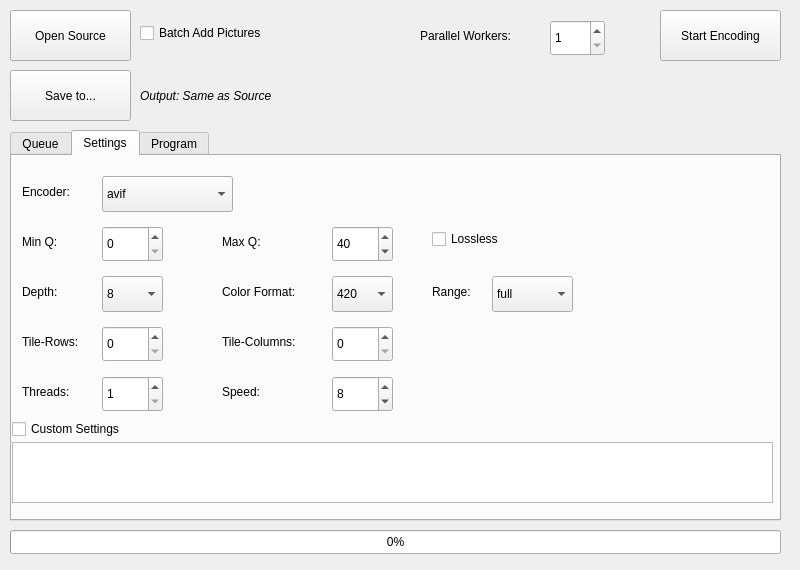
This is MegaPixel-Qt/form.ui in Alkl58/MegaPixel-Qt as Qt 5 draws it before an edit. The edited form follows.
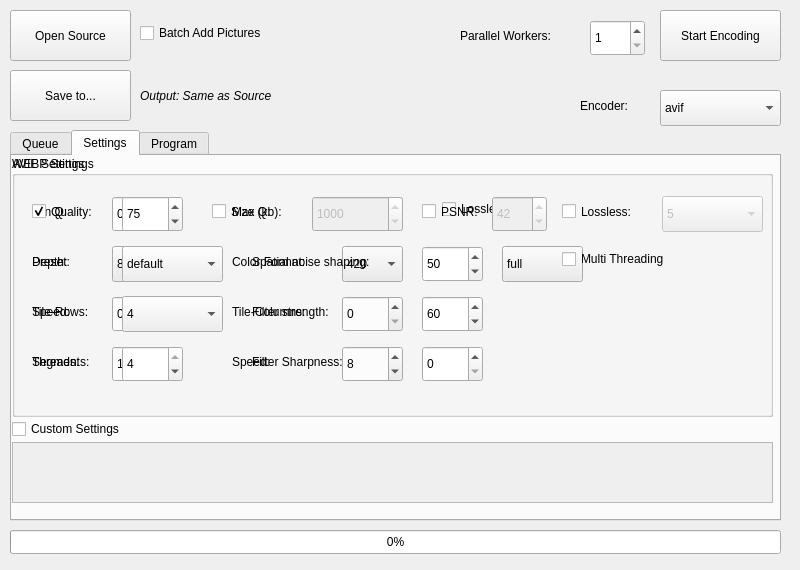
This is the edited form. The open tabs and pages were chosen to show the change.

Patch:
```diff
--- a/MegaPixel-Qt/form.ui
+++ b/MegaPixel-Qt/form.ui
@@ -49,7 +49,7 @@
     </rect>
    </property>
    <property name="currentIndex">
-    <number>1</number>
+    <number>2</number>
    </property>
    <widget class="QWidget" name="tab">
     <attribute name="title">
@@ -83,376 +83,10 @@
     <attribute name="title">
      <string>Settings</string>
     </attribute>
-    <widget class="QLabel" name="label">
-     <property name="geometry">
-      <rect>
-       <x>10</x>
-       <y>20</y>
-       <width>67</width>
-       <height>31</height>
-      </rect>
-     </property>
-     <property name="text">
-      <string>Encoder:</string>
-     </property>
-    </widget>
-    <widget class="QComboBox" name="comboBoxEncoders">
-     <property name="geometry">
-      <rect>
-       <x>90</x>
-       <y>20</y>
-       <width>131</width>
-       <height>36</height>
-      </rect>
-     </property>
-     <item>
-      <property name="text">
-       <string>avif</string>
-      </property>
-     </item>
-    </widget>
-    <widget class="QLabel" name="labelAvifMinQ">
-     <property name="enabled">
-      <bool>true</bool>
-     </property>
-     <property name="geometry">
-      <rect>
-       <x>10</x>
-       <y>70</y>
-       <width>67</width>
-       <height>31</height>
-      </rect>
-     </property>
-     <property name="text">
-      <string>Min Q:</string>
-     </property>
-    </widget>
-    <widget class="QSpinBox" name="spinBoxAvifMinQ">
-     <property name="enabled">
-      <bool>true</bool>
-     </property>
-     <property name="geometry">
-      <rect>
-       <x>90</x>
-       <y>70</y>
-       <width>61</width>
-       <height>36</height>
-      </rect>
-     </property>
-     <property name="maximum">
-      <number>63</number>
-     </property>
-    </widget>
-    <widget class="QLabel" name="labelAvifMaxQ">
-     <property name="enabled">
-      <bool>true</bool>
-     </property>
-     <property name="geometry">
-      <rect>
-       <x>210</x>
-       <y>70</y>
-       <width>67</width>
-       <height>31</height>
-      </rect>
-     </property>
-     <property name="text">
-      <string>Max Q:</string>
-     </property>
-    </widget>
-    <widget class="QSpinBox" name="spinBoxAvifMaxQ">
-     <property name="enabled">
-      <bool>true</bool>
-     </property>
-     <property name="geometry">
-      <rect>
-       <x>320</x>
-       <y>70</y>
-       <width>61</width>
-       <height>36</height>
-      </rect>
-     </property>
-     <property name="maximum">
-      <number>63</number>
-     </property>
-     <property name="value">
-      <number>40</number>
-     </property>
-    </widget>
-    <widget class="QLabel" name="labelAvifThreads">
-     <property name="enabled">
-      <bool>true</bool>
-     </property>
-     <property name="geometry">
-      <rect>
-       <x>10</x>
-       <y>220</y>
-       <width>67</width>
-       <height>31</height>
-      </rect>
-     </property>
-     <property name="text">
-      <string>Threads:</string>
-     </property>
-    </widget>
-    <widget class="QSpinBox" name="spinBoxAvifThreads">
-     <property name="enabled">
-      <bool>true</bool>
-     </property>
-     <property name="geometry">
-      <rect>
-       <x>90</x>
-       <y>220</y>
-       <width>61</width>
-       <height>36</height>
-      </rect>
-     </property>
-     <property name="minimum">
-      <number>1</number>
-     </property>
-     <property name="maximum">
-      <number>32</number>
-     </property>
-    </widget>
-    <widget class="QLabel" name="labelAvifSpeed">
-     <property name="enabled">
-      <bool>true</bool>
-     </property>
-     <property name="geometry">
-      <rect>
-       <x>210</x>
-       <y>220</y>
-       <width>67</width>
-       <height>31</height>
-      </rect>
-     </property>
-     <property name="text">
-      <string>Speed:</string>
-     </property>
-    </widget>
-    <widget class="QSpinBox" name="spinBoxAvifSpeed">
-     <property name="enabled">
-      <bool>true</bool>
-     </property>
-     <property name="geometry">
-      <rect>
-       <x>320</x>
-       <y>220</y>
-       <width>61</width>
-       <height>36</height>
-      </rect>
-     </property>
-     <property name="minimum">
-      <number>0</number>
-     </property>
-     <property name="maximum">
-      <number>10</number>
-     </property>
-     <property name="value">
-      <number>8</number>
-     </property>
-    </widget>
-    <widget class="QLabel" name="labelAvifDepth">
-     <property name="enabled">
-      <bool>true</bool>
-     </property>
-     <property name="geometry">
-      <rect>
-       <x>10</x>
-       <y>120</y>
-       <width>67</width>
-       <height>31</height>
-      </rect>
-     </property>
-     <property name="text">
-      <string>Depth:</string>
-     </property>
-    </widget>
-    <widget class="QComboBox" name="comboBoxAvifDepth">
-     <property name="enabled">
-      <bool>true</bool>
-     </property>
-     <property name="geometry">
-      <rect>
-       <x>90</x>
-       <y>120</y>
-       <width>61</width>
-       <height>36</height>
-      </rect>
-     </property>
-     <item>
-      <property name="text">
-       <string>8</string>
-      </property>
-     </item>
-     <item>
-      <property name="text">
-       <string>10</string>
-      </property>
-     </item>
-     <item>
-      <property name="text">
-       <string>12</string>
-      </property>
-     </item>
-    </widget>
-    <widget class="QLabel" name="labelAvifColorFormat">
-     <property name="enabled">
-      <bool>true</bool>
-     </property>
-     <property name="geometry">
-      <rect>
-       <x>210</x>
-       <y>120</y>
-       <width>101</width>
-       <height>31</height>
-      </rect>
-     </property>
-     <property name="text">
-      <string>Color Format:</string>
-     </property>
-    </widget>
-    <widget class="QComboBox" name="comboBoxAvifColorFormat">
-     <property name="enabled">
-      <bool>true</bool>
-     </property>
-     <property name="geometry">
-      <rect>
-       <x>320</x>
-       <y>120</y>
-       <width>61</width>
-       <height>36</height>
-      </rect>
-     </property>
-     <item>
-      <property name="text">
-       <string>420</string>
-      </property>
-     </item>
-     <item>
-      <property name="text">
-       <string>422</string>
-      </property>
-     </item>
-     <item>
-      <property name="text">
-       <string>444</string>
-      </property>
-     </item>
-    </widget>
-    <widget class="QLabel" name="labelAvifRange">
-     <property name="geometry">
-      <rect>
-       <x>420</x>
-       <y>120</y>
-       <width>51</width>
-       <height>31</height>
-      </rect>
-     </property>
-     <property name="text">
-      <string>Range:</string>
-     </property>
-    </widget>
-    <widget class="QComboBox" name="comboBoxAvifRange">
-     <property name="enabled">
-      <bool>true</bool>
-     </property>
-     <property name="geometry">
-      <rect>
-       <x>480</x>
-       <y>120</y>
-       <width>81</width>
-       <height>36</height>
-      </rect>
-     </property>
-     <item>
-      <property name="text">
-       <string>full</string>
-      </property>
-     </item>
-     <item>
-      <property name="text">
-       <string>limited</string>
-      </property>
-     </item>
-    </widget>
-    <widget class="QLabel" name="labelAvifTileRows">
-     <property name="enabled">
-      <bool>true</bool>
-     </property>
-     <property name="geometry">
-      <rect>
-       <x>10</x>
-       <y>170</y>
-       <width>71</width>
-       <height>31</height>
-      </rect>
-     </property>
-     <property name="text">
-      <string>Tile-Rows:</string>
-     </property>
-    </widget>
-    <widget class="QSpinBox" name="spinBoxAvifTileRows">
-     <property name="enabled">
-      <bool>true</bool>
-     </property>
-     <property name="geometry">
-      <rect>
-       <x>90</x>
-       <y>170</y>
-       <width>61</width>
-       <height>36</height>
-      </rect>
-     </property>
-     <property name="maximum">
-      <number>6</number>
-     </property>
-    </widget>
-    <widget class="QLabel" name="labelAvifTileColumns">
-     <property name="enabled">
-      <bool>true</bool>
-     </property>
-     <property name="geometry">
-      <rect>
-       <x>210</x>
-       <y>170</y>
-       <width>101</width>
-       <height>31</height>
-      </rect>
-     </property>
-     <property name="text">
-      <string>Tile-Columns:</string>
-     </property>
-    </widget>
-    <widget class="QSpinBox" name="spinBoxAvifTileCols">
-     <property name="enabled">
-      <bool>true</bool>
-     </property>
-     <property name="geometry">
-      <rect>
-       <x>320</x>
-       <y>170</y>
-       <width>61</width>
-       <height>36</height>
-      </rect>
-     </property>
-     <property name="maximum">
-      <number>6</number>
-     </property>
-    </widget>
-    <widget class="QCheckBox" name="checkBoxAvifLossless">
-     <property name="geometry">
-      <rect>
-       <x>420</x>
-       <y>70</y>
-       <width>97</width>
-       <height>26</height>
-      </rect>
-     </property>
-     <property name="text">
-      <string>Lossless</string>
-     </property>
-    </widget>
     <widget class="QTextEdit" name="textEditCustomSettings">
+     <property name="enabled">
+      <bool>false</bool>
+     </property>
      <property name="geometry">
       <rect>
        <x>0</x>
@@ -475,6 +109,824 @@
       <string>Custom Settings</string>
      </property>
     </widget>
+    <widget class="QGroupBox" name="groupBoxAvif">
+     <property name="geometry">
+      <rect>
+       <x>0</x>
+       <y>0</y>
+       <width>761</width>
+       <height>261</height>
+      </rect>
+     </property>
+     <property name="visible">
+      <bool>false</bool>
+     </property>
+     <property name="title">
+      <string>AVIF Settings</string>
+     </property>
+     <property name="flat">
+      <bool>false</bool>
+     </property>
+     <widget class="QSpinBox" name="spinBoxAvifTileCols">
+      <property name="enabled">
+       <bool>true</bool>
+      </property>
+      <property name="geometry">
+       <rect>
+        <x>330</x>
+        <y>140</y>
+        <width>61</width>
+        <height>36</height>
+       </rect>
+      </property>
+      <property name="maximum">
+       <number>6</number>
+      </property>
+     </widget>
+     <widget class="QComboBox" name="comboBoxAvifColorFormat">
+      <property name="enabled">
+       <bool>true</bool>
+      </property>
+      <property name="geometry">
+       <rect>
+        <x>330</x>
+        <y>90</y>
+        <width>61</width>
+        <height>36</height>
+       </rect>
+      </property>
+      <item>
+       <property name="text">
+        <string>420</string>
+       </property>
+      </item>
+      <item>
+       <property name="text">
+        <string>422</string>
+       </property>
+      </item>
+      <item>
+       <property name="text">
+        <string>444</string>
+       </property>
+      </item>
+     </widget>
+     <widget class="QLabel" name="labelAvifColorFormat">
+      <property name="enabled">
+       <bool>true</bool>
+      </property>
+      <property name="geometry">
+       <rect>
+        <x>220</x>
+        <y>90</y>
+        <width>101</width>
+        <height>31</height>
+       </rect>
+      </property>
+      <property name="text">
+       <string>Color Format:</string>
+      </property>
+     </widget>
+     <widget class="QLabel" name="labelAvifTileColumns">
+      <property name="enabled">
+       <bool>true</bool>
+      </property>
+      <property name="geometry">
+       <rect>
+        <x>220</x>
+        <y>140</y>
+        <width>101</width>
+        <height>31</height>
+       </rect>
+      </property>
+      <property name="text">
+       <string>Tile-Columns:</string>
+      </property>
+     </widget>
+     <widget class="QLabel" name="labelAvifDepth">
+      <property name="enabled">
+       <bool>true</bool>
+      </property>
+      <property name="geometry">
+       <rect>
+        <x>20</x>
+        <y>90</y>
+        <width>67</width>
+        <height>31</height>
+       </rect>
+      </property>
+      <property name="text">
+       <string>Depth:</string>
+      </property>
+     </widget>
+     <widget class="QSpinBox" name="spinBoxAvifThreads">
+      <property name="enabled">
+       <bool>true</bool>
+      </property>
+      <property name="geometry">
+       <rect>
+        <x>100</x>
+        <y>190</y>
+        <width>61</width>
+        <height>36</height>
+       </rect>
+      </property>
+      <property name="minimum">
+       <number>1</number>
+      </property>
+      <property name="maximum">
+       <number>32</number>
+      </property>
+     </widget>
+     <widget class="QComboBox" name="comboBoxAvifRange">
+      <property name="enabled">
+       <bool>true</bool>
+      </property>
+      <property name="geometry">
+       <rect>
+        <x>490</x>
+        <y>90</y>
+        <width>81</width>
+        <height>36</height>
+       </rect>
+      </property>
+      <item>
+       <property name="text">
+        <string>full</string>
+       </property>
+      </item>
+      <item>
+       <property name="text">
+        <string>limited</string>
+       </property>
+      </item>
+     </widget>
+     <widget class="QCheckBox" name="checkBoxAvifLossless">
+      <property name="geometry">
+       <rect>
+        <x>430</x>
+        <y>40</y>
+        <width>97</width>
+        <height>26</height>
+       </rect>
+      </property>
+      <property name="text">
+       <string>Lossless</string>
+      </property>
+     </widget>
+     <widget class="QLabel" name="labelAvifSpeed">
+      <property name="enabled">
+       <bool>true</bool>
+      </property>
+      <property name="geometry">
+       <rect>
+        <x>220</x>
+        <y>190</y>
+        <width>67</width>
+        <height>31</height>
+       </rect>
+      </property>
+      <property name="text">
+       <string>Speed:</string>
+      </property>
+     </widget>
+     <widget class="QLabel" name="labelAvifThreads">
+      <property name="enabled">
+       <bool>true</bool>
+      </property>
+      <property name="geometry">
+       <rect>
+        <x>20</x>
+        <y>190</y>
+        <width>67</width>
+        <height>31</height>
+       </rect>
+      </property>
+      <property name="text">
+       <string>Threads:</string>
+      </property>
+     </widget>
+     <widget class="QSpinBox" name="spinBoxAvifMaxQ">
+      <property name="enabled">
+       <bool>true</bool>
+      </property>
+      <property name="geometry">
+       <rect>
+        <x>330</x>
+        <y>40</y>
+        <width>61</width>
+        <height>36</height>
+       </rect>
+      </property>
+      <property name="maximum">
+       <number>63</number>
+      </property>
+      <property name="value">
+       <number>40</number>
+      </property>
+     </widget>
+     <widget class="QLabel" name="labelAvifRange">
+      <property name="geometry">
+       <rect>
+        <x>430</x>
+        <y>90</y>
+        <width>51</width>
+        <height>31</height>
+       </rect>
+      </property>
+      <property name="text">
+       <string>Range:</string>
+      </property>
+     </widget>
+     <widget class="QComboBox" name="comboBoxAvifDepth">
+      <property name="enabled">
+       <bool>true</bool>
+      </property>
+      <property name="geometry">
+       <rect>
+        <x>100</x>
+        <y>90</y>
+        <width>61</width>
+        <height>36</height>
+       </rect>
+      </property>
+      <item>
+       <property name="text">
+        <string>8</string>
+       </property>
+      </item>
+      <item>
+       <property name="text">
+        <string>10</string>
+       </property>
+      </item>
+      <item>
+       <property name="text">
+        <string>12</string>
+       </property>
+      </item>
+     </widget>
+     <widget class="QSpinBox" name="spinBoxAvifMinQ">
+      <property name="enabled">
+       <bool>true</bool>
+      </property>
+      <property name="geometry">
+       <rect>
+        <x>100</x>
+        <y>40</y>
+        <width>61</width>
+        <height>36</height>
+       </rect>
+      </property>
+      <property name="maximum">
+       <number>63</number>
+      </property>
+     </widget>
+     <widget class="QLabel" name="labelAvifTileRows">
+      <property name="enabled">
+       <bool>true</bool>
+      </property>
+      <property name="geometry">
+       <rect>
+        <x>20</x>
+        <y>140</y>
+        <width>71</width>
+        <height>31</height>
+       </rect>
+      </property>
+      <property name="text">
+       <string>Tile-Rows:</string>
+      </property>
+     </widget>
+     <widget class="QLabel" name="labelAvifMaxQ">
+      <property name="enabled">
+       <bool>true</bool>
+      </property>
+      <property name="geometry">
+       <rect>
+        <x>220</x>
+        <y>40</y>
+        <width>67</width>
+        <height>31</height>
+       </rect>
+      </property>
+      <property name="text">
+       <string>Max Q:</string>
+      </property>
+     </widget>
+     <widget class="QSpinBox" name="spinBoxAvifSpeed">
+      <property name="enabled">
+       <bool>true</bool>
+      </property>
+      <property name="geometry">
+       <rect>
+        <x>330</x>
+        <y>190</y>
+        <width>61</width>
+        <height>36</height>
+       </rect>
+      </property>
+      <property name="minimum">
+       <number>0</number>
+      </property>
+      <property name="maximum">
+       <number>10</number>
+      </property>
+      <property name="value">
+       <number>8</number>
+      </property>
+     </widget>
+     <widget class="QLabel" name="labelAvifMinQ">
+      <property name="enabled">
+       <bool>true</bool>
+      </property>
+      <property name="geometry">
+       <rect>
+        <x>20</x>
+        <y>40</y>
+        <width>67</width>
+        <height>31</height>
+       </rect>
+      </property>
+      <property name="text">
+       <string>Min Q:</string>
+      </property>
+     </widget>
+     <widget class="QSpinBox" name="spinBoxAvifTileRows">
+      <property name="enabled">
+       <bool>true</bool>
+      </property>
+      <property name="geometry">
+       <rect>
+        <x>100</x>
+        <y>140</y>
+        <width>61</width>
+        <height>36</height>
+       </rect>
+      </property>
+      <property name="maximum">
+       <number>6</number>
+      </property>
+     </widget>
+    </widget>
+    <widget class="QGroupBox" name="groupBoxWebp">
+     <property name="geometry">
+      <rect>
+       <x>0</x>
+       <y>0</y>
+       <width>761</width>
+       <height>261</height>
+      </rect>
+     </property>
+     <property name="title">
+      <string>WEBP Settings</string>
+     </property>
+     <widget class="QSpinBox" name="spinBoxWebpQ">
+      <property name="geometry">
+       <rect>
+        <x>110</x>
+        <y>40</y>
+        <width>61</width>
+        <height>36</height>
+       </rect>
+      </property>
+      <property name="maximum">
+       <number>100</number>
+      </property>
+      <property name="value">
+       <number>75</number>
+      </property>
+     </widget>
+     <widget class="QLabel" name="labelWebpPreset">
+      <property name="enabled">
+       <bool>true</bool>
+      </property>
+      <property name="geometry">
+       <rect>
+        <x>20</x>
+        <y>90</y>
+        <width>67</width>
+        <height>31</height>
+       </rect>
+      </property>
+      <property name="text">
+       <string>Preset:</string>
+      </property>
+     </widget>
+     <widget class="QComboBox" name="comboBoxWebpPreset">
+      <property name="geometry">
+       <rect>
+        <x>110</x>
+        <y>90</y>
+        <width>101</width>
+        <height>36</height>
+       </rect>
+      </property>
+      <item>
+       <property name="text">
+        <string>default</string>
+       </property>
+      </item>
+      <item>
+       <property name="text">
+        <string>photo</string>
+       </property>
+      </item>
+      <item>
+       <property name="text">
+        <string>picture</string>
+       </property>
+      </item>
+      <item>
+       <property name="text">
+        <string>drawing</string>
+       </property>
+      </item>
+      <item>
+       <property name="text">
+        <string>icon</string>
+       </property>
+      </item>
+      <item>
+       <property name="text">
+        <string>text</string>
+       </property>
+      </item>
+     </widget>
+     <widget class="QCheckBox" name="checkBoxWebpLossless">
+      <property name="geometry">
+       <rect>
+        <x>550</x>
+        <y>40</y>
+        <width>97</width>
+        <height>31</height>
+       </rect>
+      </property>
+      <property name="text">
+       <string>Lossless:</string>
+      </property>
+     </widget>
+     <widget class="QComboBox" name="comboBoxWebpLossless">
+      <property name="enabled">
+       <bool>false</bool>
+      </property>
+      <property name="geometry">
+       <rect>
+        <x>650</x>
+        <y>40</y>
+        <width>101</width>
+        <height>36</height>
+       </rect>
+      </property>
+      <property name="currentIndex">
+       <number>5</number>
+      </property>
+      <item>
+       <property name="text">
+        <string>0 - fastest</string>
+       </property>
+      </item>
+      <item>
+       <property name="text">
+        <string>1</string>
+       </property>
+      </item>
+      <item>
+       <property name="text">
+        <string>2</string>
+       </property>
+      </item>
+      <item>
+       <property name="text">
+        <string>3</string>
+       </property>
+      </item>
+      <item>
+       <property name="text">
+        <string>4</string>
+       </property>
+      </item>
+      <item>
+       <property name="text">
+        <string>5</string>
+       </property>
+      </item>
+      <item>
+       <property name="text">
+        <string>6</string>
+       </property>
+      </item>
+      <item>
+       <property name="text">
+        <string>7</string>
+       </property>
+      </item>
+      <item>
+       <property name="text">
+        <string>8</string>
+       </property>
+      </item>
+      <item>
+       <property name="text">
+        <string>9 - slowest</string>
+       </property>
+      </item>
+     </widget>
+     <widget class="QLabel" name="labelWebpSpeed">
+      <property name="enabled">
+       <bool>true</bool>
+      </property>
+      <property name="geometry">
+       <rect>
+        <x>20</x>
+        <y>140</y>
+        <width>67</width>
+        <height>31</height>
+       </rect>
+      </property>
+      <property name="text">
+       <string>Speed:</string>
+      </property>
+     </widget>
+     <widget class="QComboBox" name="comboBoxWebpSpeed">
+      <property name="geometry">
+       <rect>
+        <x>110</x>
+        <y>140</y>
+        <width>101</width>
+        <height>36</height>
+       </rect>
+      </property>
+      <property name="currentIndex">
+       <number>4</number>
+      </property>
+      <item>
+       <property name="text">
+        <string>0 - fastest</string>
+       </property>
+      </item>
+      <item>
+       <property name="text">
+        <string>1</string>
+       </property>
+      </item>
+      <item>
+       <property name="text">
+        <string>2</string>
+       </property>
+      </item>
+      <item>
+       <property name="text">
+        <string>3</string>
+       </property>
+      </item>
+      <item>
+       <property name="text">
+        <string>4</string>
+       </property>
+      </item>
+      <item>
+       <property name="text">
+        <string>5</string>
+       </property>
+      </item>
+      <item>
+       <property name="text">
+        <string>6 - slowest</string>
+       </property>
+      </item>
+     </widget>
+     <widget class="QLabel" name="labelWebpSegments">
+      <property name="enabled">
+       <bool>true</bool>
+      </property>
+      <property name="geometry">
+       <rect>
+        <x>20</x>
+        <y>190</y>
+        <width>81</width>
+        <height>31</height>
+       </rect>
+      </property>
+      <property name="text">
+       <string>Segments:</string>
+      </property>
+     </widget>
+     <widget class="QSpinBox" name="spinBoxWebpSegments">
+      <property name="geometry">
+       <rect>
+        <x>110</x>
+        <y>190</y>
+        <width>61</width>
+        <height>36</height>
+       </rect>
+      </property>
+      <property name="minimum">
+       <number>1</number>
+      </property>
+      <property name="maximum">
+       <number>4</number>
+      </property>
+      <property name="value">
+       <number>4</number>
+      </property>
+     </widget>
+     <widget class="QCheckBox" name="checkBoxWebpQuality">
+      <property name="geometry">
+       <rect>
+        <x>20</x>
+        <y>40</y>
+        <width>97</width>
+        <height>31</height>
+       </rect>
+      </property>
+      <property name="text">
+       <string>Quality:</string>
+      </property>
+      <property name="checked">
+       <bool>true</bool>
+      </property>
+     </widget>
+     <widget class="QCheckBox" name="checkBoxWebpSize">
+      <property name="geometry">
+       <rect>
+        <x>200</x>
+        <y>40</y>
+        <width>121</width>
+        <height>31</height>
+       </rect>
+      </property>
+      <property name="text">
+       <string>Size (kb):</string>
+      </property>
+     </widget>
+     <widget class="QSpinBox" name="spinBoxWebpSize">
+      <property name="enabled">
+       <bool>false</bool>
+      </property>
+      <property name="geometry">
+       <rect>
+        <x>300</x>
+        <y>40</y>
+        <width>91</width>
+        <height>36</height>
+       </rect>
+      </property>
+      <property name="minimum">
+       <number>1</number>
+      </property>
+      <property name="maximum">
+       <number>100000</number>
+      </property>
+      <property name="singleStep">
+       <number>100</number>
+      </property>
+      <property name="value">
+       <number>1000</number>
+      </property>
+     </widget>
+     <widget class="QCheckBox" name="checkBoxWebpPSNR">
+      <property name="geometry">
+       <rect>
+        <x>410</x>
+        <y>40</y>
+        <width>121</width>
+        <height>31</height>
+       </rect>
+      </property>
+      <property name="text">
+       <string>PSNR:</string>
+      </property>
+     </widget>
+     <widget class="QSpinBox" name="spinBoxWebpPSNR">
+      <property name="enabled">
+       <bool>false</bool>
+      </property>
+      <property name="geometry">
+       <rect>
+        <x>480</x>
+        <y>40</y>
+        <width>55</width>
+        <height>36</height>
+       </rect>
+      </property>
+      <property name="minimum">
+       <number>1</number>
+      </property>
+      <property name="maximum">
+       <number>63</number>
+      </property>
+      <property name="value">
+       <number>42</number>
+      </property>
+     </widget>
+     <widget class="QLabel" name="labelWebpNoiseShaping">
+      <property name="geometry">
+       <rect>
+        <x>240</x>
+        <y>90</y>
+        <width>161</width>
+        <height>31</height>
+       </rect>
+      </property>
+      <property name="text">
+       <string>Spatial noise shaping:</string>
+      </property>
+     </widget>
+     <widget class="QSpinBox" name="spinBoxWebNoiseShaping">
+      <property name="geometry">
+       <rect>
+        <x>410</x>
+        <y>90</y>
+        <width>61</width>
+        <height>36</height>
+       </rect>
+      </property>
+      <property name="toolTip">
+       <string>(0:off, 100:max), default=50</string>
+      </property>
+      <property name="maximum">
+       <number>100</number>
+      </property>
+      <property name="value">
+       <number>50</number>
+      </property>
+     </widget>
+     <widget class="QLabel" name="labelWebpFilterStrength">
+      <property name="geometry">
+       <rect>
+        <x>240</x>
+        <y>140</y>
+        <width>161</width>
+        <height>31</height>
+       </rect>
+      </property>
+      <property name="text">
+       <string>Filter strength:</string>
+      </property>
+     </widget>
+     <widget class="QSpinBox" name="spinBoxWebFilterStrength">
+      <property name="geometry">
+       <rect>
+        <x>410</x>
+        <y>140</y>
+        <width>61</width>
+        <height>36</height>
+       </rect>
+      </property>
+      <property name="toolTip">
+       <string>(0=off..100), default=60</string>
+      </property>
+      <property name="maximum">
+       <number>100</number>
+      </property>
+      <property name="value">
+       <number>60</number>
+      </property>
+     </widget>
+     <widget class="QLabel" name="labelWebpFilterStrength_2">
+      <property name="geometry">
+       <rect>
+        <x>240</x>
+        <y>190</y>
+        <width>161</width>
+        <height>31</height>
+       </rect>
+      </property>
+      <property name="text">
+       <string>Filter Sharpness:</string>
+      </property>
+     </widget>
+     <widget class="QSpinBox" name="spinBoxWebpFilterSharpness">
+      <property name="geometry">
+       <rect>
+        <x>410</x>
+        <y>190</y>
+        <width>61</width>
+        <height>36</height>
+       </rect>
+      </property>
+      <property name="toolTip">
+       <string>(0:most .. 7:least sharp), default=0</string>
+      </property>
+      <property name="maximum">
+       <number>7</number>
+      </property>
+     </widget>
+     <widget class="QCheckBox" name="checkBoxWebpMultiThreading">
+      <property name="geometry">
+       <rect>
+        <x>550</x>
+        <y>90</y>
+        <width>141</width>
+        <height>26</height>
+       </rect>
+      </property>
+      <property name="text">
+       <string>Multi Threading</string>
+      </property>
+     </widget>
+    </widget>
    </widget>
    <widget class="QWidget" name="tab_3">
     <attribute name="title">
@@ -721,7 +1173,7 @@
     <rect>
      <x>140</x>
      <y>80</y>
-     <width>511</width>
+     <width>421</width>
      <height>31</height>
     </rect>
    </property>
@@ -763,7 +1215,7 @@
   <widget class="QLabel" name="labelParallelWorkers">
    <property name="geometry">
     <rect>
-     <x>420</x>
+     <x>460</x>
      <y>20</y>
      <width>121</width>
      <height>31</height>
@@ -776,7 +1228,7 @@
   <widget class="QSpinBox" name="spinBoxParallelWorkers">
    <property name="geometry">
     <rect>
-     <x>550</x>
+     <x>590</x>
      <y>20</y>
      <width>55</width>
      <height>36</height>
@@ -789,6 +1241,39 @@
     <number>128</number>
    </property>
   </widget>
+  <widget class="QComboBox" name="comboBoxEncoders">
+   <property name="geometry">
+    <rect>
+     <x>660</x>
+     <y>90</y>
+     <width>121</width>
+     <height>36</height>
+    </rect>
+   </property>
+   <item>
+    <property name="text">
+     <string>avif</string>
+    </property>
+   </item>
+   <item>
+    <property name="text">
+     <string>webp</string>
+    </property>
+   </item>
+  </widget>
+  <widget class="QLabel" name="label">
+   <property name="geometry">
+    <rect>
+     <x>580</x>
+     <y>90</y>
+     <width>67</width>
+     <height>31</height>
+    </rect>
+   </property>
+   <property name="text">
+    <string>Encoder:</string>
+   </property>
+  </widget>
  </widget>
  <resources/>
  <connections/>
```
